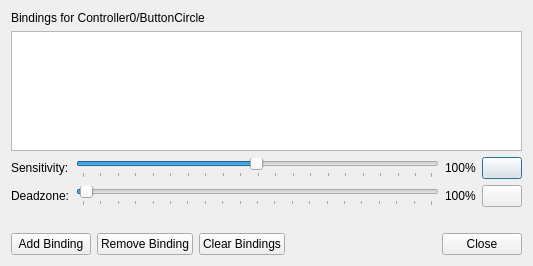
Above: src/duckstation-qt/inputbindingdialog.ui from stenzek/duckstation before the change. Below: the same form after it.
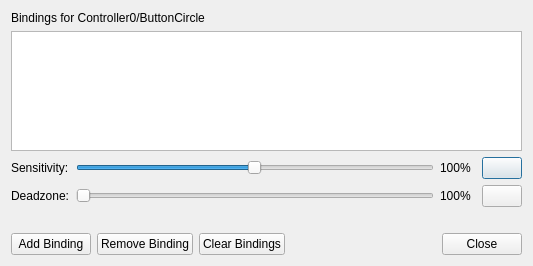
That is the form after the change. Icons and pictures are not drawn.

Commit message: Qt: Polish sliders

What changed in the file:
```diff
--- a/src/duckstation-qt/inputbindingdialog.ui
+++ b/src/duckstation-qt/inputbindingdialog.ui
@@ -53,9 +53,6 @@
         <property name="orientation">
          <enum>Qt::Orientation::Horizontal</enum>
         </property>
-        <property name="tickPosition">
-         <enum>QSlider::TickPosition::TicksBelow</enum>
-        </property>
        </widget>
       </item>
       <item row="1" column="1">
@@ -66,18 +63,9 @@
         <property name="maximum">
          <number>100</number>
         </property>
-        <property name="value">
-         <number>1</number>
-        </property>
         <property name="orientation">
          <enum>Qt::Orientation::Horizontal</enum>
         </property>
-        <property name="tickPosition">
-         <enum>QSlider::TickPosition::TicksBelow</enum>
-        </property>
-        <property name="tickInterval">
-         <number>5</number>
-        </property>
        </widget>
       </item>
       <item row="0" column="0">
@@ -89,6 +77,12 @@
       </item>
       <item row="0" column="2">
        <widget class="QLabel" name="sensitivityValue">
+        <property name="minimumSize">
+         <size>
+          <width>36</width>
+          <height>0</height>
+         </size>
+        </property>
         <property name="text">
          <string>100%</string>
         </property>
@@ -103,6 +97,12 @@
       </item>
       <item row="1" column="2">
        <widget class="QLabel" name="deadzoneValue">
+        <property name="minimumSize">
+         <size>
+          <width>36</width>
+          <height>0</height>
+         </size>
+        </property>
         <property name="text">
          <string>100%</string>
         </property>
```
The commit also changes 4 other files.
